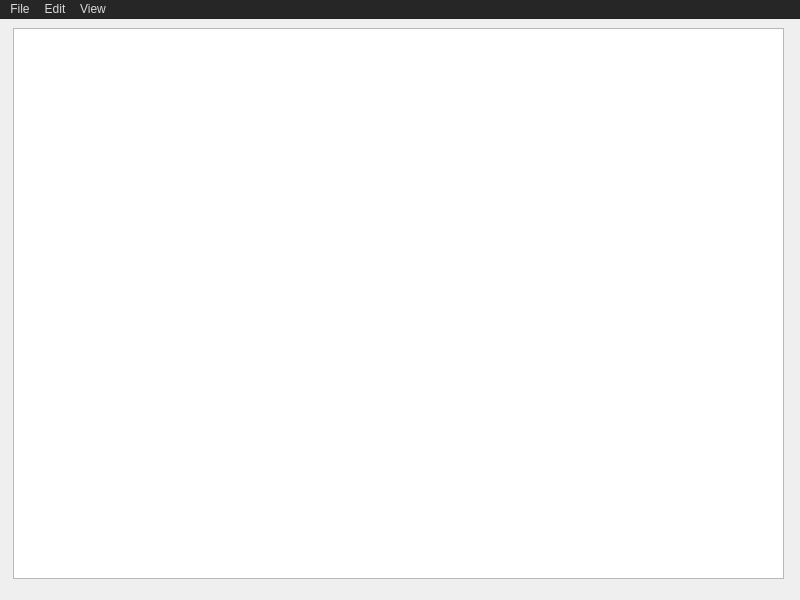
First picture: the form in Femto/femto.ui, repository ArZero-12/Femto, before the edit.
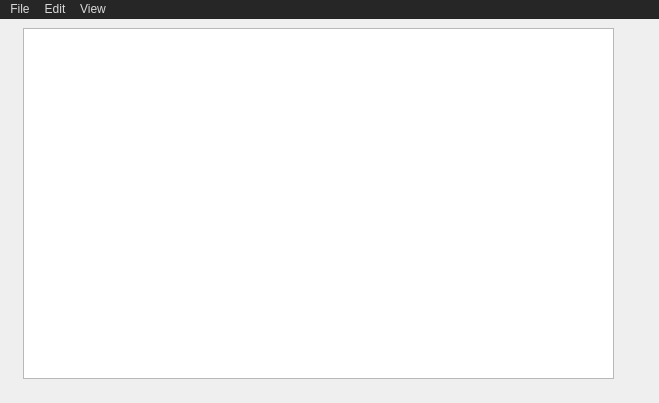
Second picture: the form after the edit. Icons and pictures are not drawn. Custom widgets are drawn as their Qt base class.

The edit to the form file:
```diff
--- a/Femto/femto.ui
+++ b/Femto/femto.ui
@@ -6,8 +6,8 @@
    <rect>
     <x>0</x>
     <y>0</y>
-    <width>800</width>
-    <height>600</height>
+    <width>659</width>
+    <height>403</height>
    </rect>
   </property>
   <property name="windowTitle">
@@ -54,10 +54,10 @@
    <widget class="CodeEditor" name="textEdit">
     <property name="geometry">
      <rect>
-      <x>13</x>
+      <x>23</x>
       <y>9</y>
-      <width>771</width>
-      <height>551</height>
+      <width>591</width>
+      <height>351</height>
      </rect>
     </property>
     <property name="font">
@@ -78,7 +78,7 @@
     <rect>
      <x>0</x>
      <y>0</y>
-     <width>800</width>
+     <width>659</width>
      <height>21</height>
     </rect>
    </property>
```
